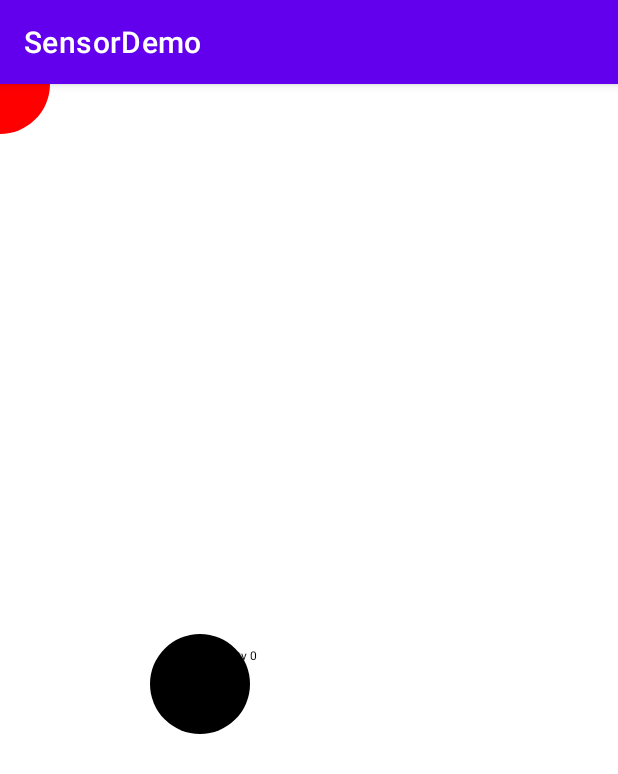
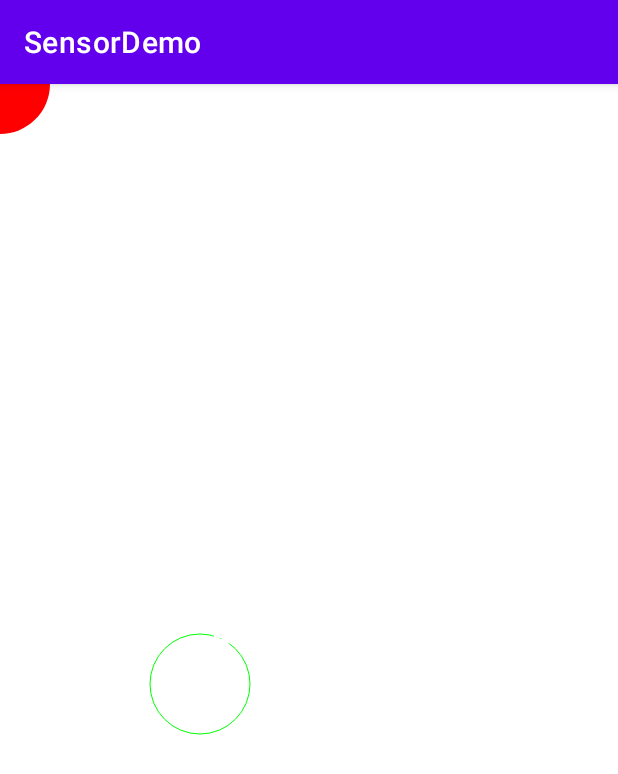
Before and after one commit to kKarola1999/SensorDemo, an Android app: the screen it shows after launch (MainActivity), on a phone screen of 412 x 824 dp. Shown: the top 774 px of the screen. Run offline under Robolectric (Android 15) with nearby library versions, the phone set to English and light mode, and no system bars.

Commit message:
bramka zmieniona na zieloną obręcz, text na biało rozmiar 60

```diff
--- a/app/src/main/java/com/example/sensordemo/BolView.java
+++ b/app/src/main/java/com/example/sensordemo/BolView.java
@@ -5,12 +5,17 @@ import android.graphics.Canvas;
 import android.graphics.Color;
 import android.graphics.Paint;
 import android.hardware.SensorEvent;
+import android.util.TypedValue;
 import android.view.View;
+import android.widget.EditText;
+import android.widget.TextView;
 
 public class BolView extends View {
 
     private Paint ballPaint;
     private Paint redBalls;
+    private Paint text;
+
 
 
     public float x;
@@ -18,9 +23,9 @@ public class BolView extends View {
     private int viewWidth;
     private int viewHight;
     private int punkty;
-    public int ballPointX=200;
-    public int ballPointY=600;
-    private  static  final int CIRCLE_RADIUS = 50;
+    public int ballPointX = 200;
+    public int ballPointY = 600;
+    private static final int CIRCLE_RADIUS = 50;
 
     @Override
     public float getX() {
@@ -33,51 +38,52 @@ public class BolView extends View {
     }
 
 
-
-
-
     public BolView(Context context) {
         super(context);
-        ballPaint=new Paint();
+        ballPaint = new Paint();
         ballPaint.setColor(Color.RED);
-        redBalls=new Paint();
-        redBalls.setColor(Color.BLACK);
-
-
+        redBalls = new Paint();
+        redBalls.setColor(Color.GREEN);
+        redBalls.setStyle(Paint.Style.STROKE);
+        text = new Paint();
+        text.setTextSize(60);
+        text.setAntiAlias(true);
+        text.setColor(Color.WHITE);
 
 
     }
+
     @Override
     protected void onSizeChanged(int w, int h, int oldw, int oldh) {
         super.onSizeChanged(w, h, oldw, oldh);
-        viewWidth=w;
-        viewHight=h;
+        viewWidth = w;
+        viewHight = h;
     }
 
-    public void onSensorEvent(SensorEvent event){
+    public void onSensorEvent(SensorEvent event) {
 
 
-        if(x <= CIRCLE_RADIUS){
+        if (x <= CIRCLE_RADIUS) {
             x = CIRCLE_RADIUS;
         }
-        if(x >= viewWidth - CIRCLE_RADIUS){
+        if (x >= viewWidth - CIRCLE_RADIUS) {
             x = viewWidth - CIRCLE_RADIUS;
 
 
         }
 
-        if(y <= CIRCLE_RADIUS){
+        if (y <= CIRCLE_RADIUS) {
             y = CIRCLE_RADIUS;
         }
-        if(y >= viewHight - CIRCLE_RADIUS){
+        if (y >= viewHight - CIRCLE_RADIUS) {
             y = viewHight - CIRCLE_RADIUS;
 
         }
 
-        if((x>ballPointX-CIRCLE_RADIUS&&x<ballPointX+CIRCLE_RADIUS ) && (y>ballPointY-CIRCLE_RADIUS)&&y<ballPointY+CIRCLE_RADIUS){
+        if ((x > ballPointX - CIRCLE_RADIUS && x < ballPointX + CIRCLE_RADIUS) && (y > ballPointY - CIRCLE_RADIUS) && y < ballPointY + CIRCLE_RADIUS) {
             punkty++;
-            ballPointX = (int) (Math.random()*(viewWidth));
-            ballPointY = (int) (Math.random()*viewHight);
+            ballPointX = (int) (Math.random() * (viewWidth - CIRCLE_RADIUS * 2) + CIRCLE_RADIUS * 2);
+            ballPointY = (int) (Math.random() * viewHight - CIRCLE_RADIUS * 2) + CIRCLE_RADIUS * 2;
 
 
         }
@@ -88,13 +94,11 @@ public class BolView extends View {
         super.onDraw(canvas);
 
 
+        canvas.drawCircle(ballPointX, ballPointY, CIRCLE_RADIUS, redBalls);
+        canvas.drawCircle(x, y, CIRCLE_RADIUS, ballPaint);
 
+        canvas.drawText("Punkty " + punkty, viewWidth / 2 - 100, viewHight / 2, text);
 
-        canvas.drawCircle(ballPointX,ballPointY,CIRCLE_RADIUS,redBalls);
-        canvas.drawCircle(x,y,CIRCLE_RADIUS,ballPaint);
-
-        canvas.drawText("Punkty " + punkty,viewWidth/2-100,viewHight/2,redBalls);
-        ballPaint.setTextSize(60);
         invalidate();
     }
 
```
